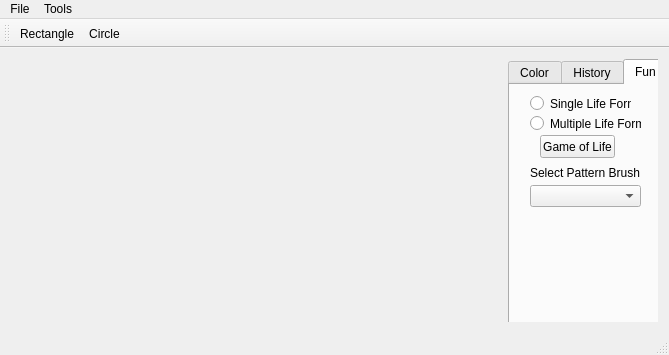
This is Paint/mainwindow.ui in DerCodeHahn/cpp as Qt 5 draws it before an edit. The edited form follows.
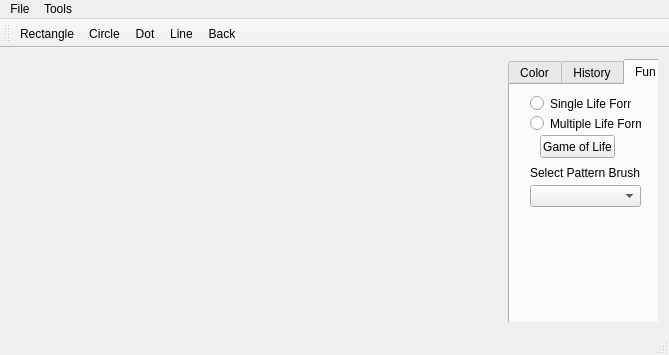
This is the edited form. Icons and pictures are not drawn.

What changed in the file:
```diff
--- a/Paint/mainwindow.ui
+++ b/Paint/mainwindow.ui
@@ -334,6 +334,9 @@
    </attribute>
    <addaction name="actionRectangle"/>
    <addaction name="actionCircle"/>
+   <addaction name="actionDot"/>
+   <addaction name="actionLine"/>
+   <addaction name="actionBack"/>
   </widget>
   <widget class="QStatusBar" name="statusBar"/>
   <action name="actionOpen">
```
Left out of the diff: 22 changed lines with no effect on the pictures.
